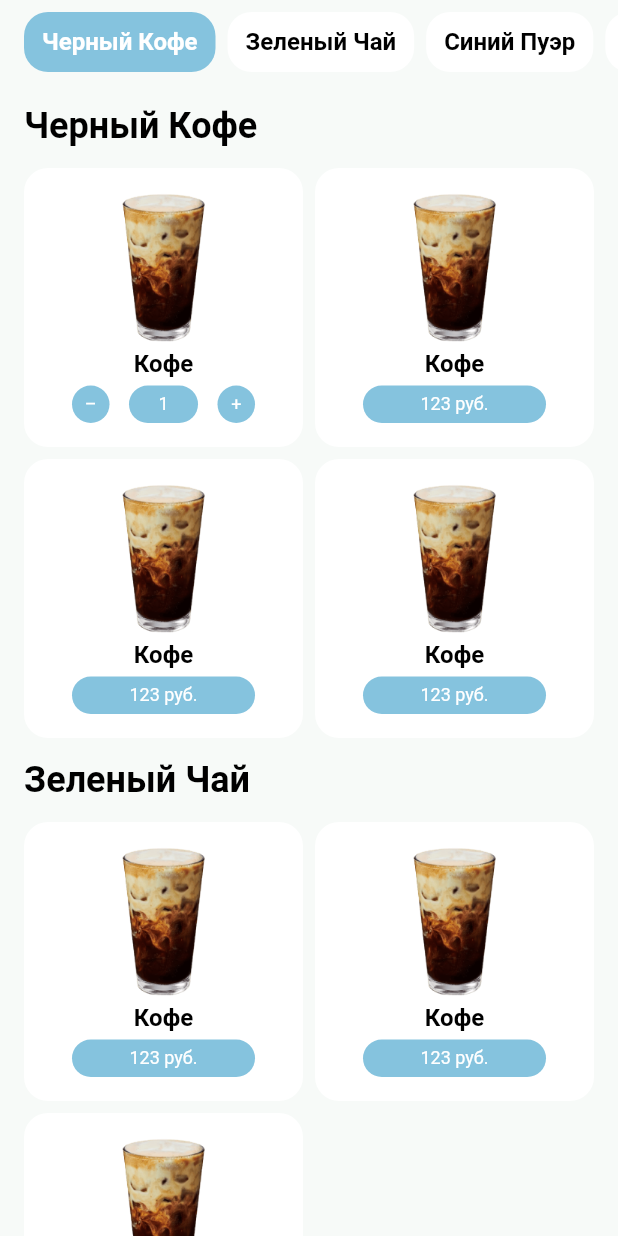
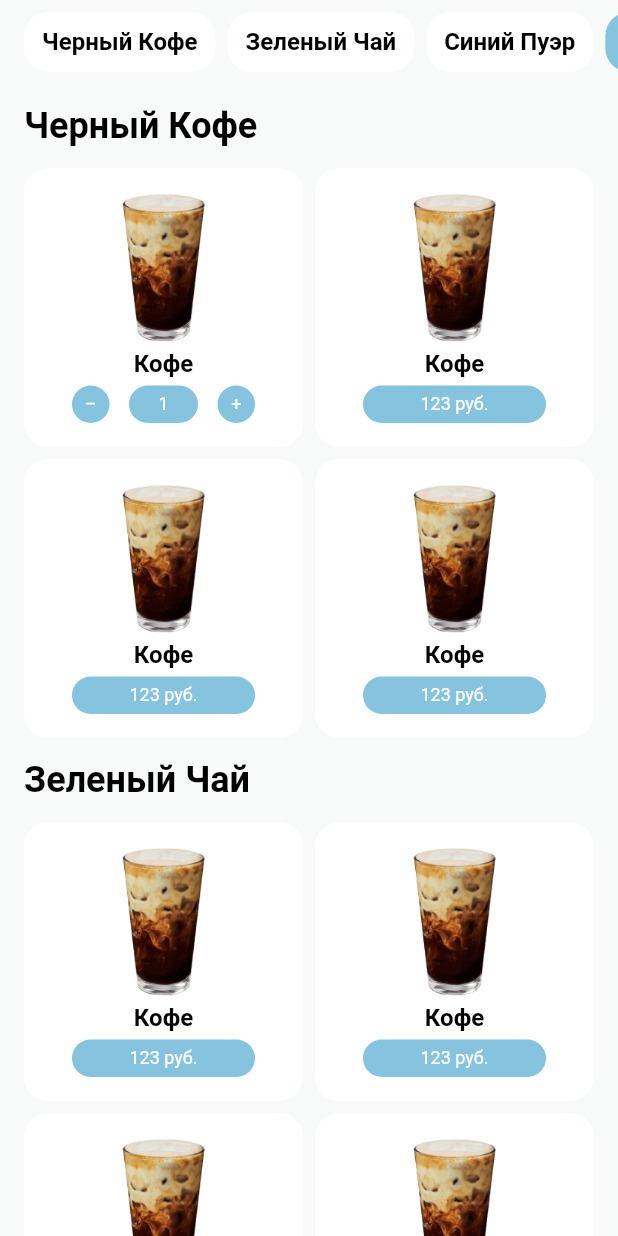
Before and after one commit to 1leary1/flutter_coffe_shop, a Flutter app: the screen it shows after launch, after a tap on an icon or button, on a phone screen of 412 x 824 dp. Run offline on Flutter 3.47's test engine with Material 3 defaults, Android fonts, the phone set to English and light mode, and no system bars; our stand-ins replace visibility_detector.

```diff
--- a/lib/src/features/menu/services/scroll_services.dart
+++ b/lib/src/features/menu/services/scroll_services.dart
@@ -1,3 +1,4 @@
+import 'package:coffe_shop/src/features/menu/view/widgets/category_appbar.dart';
 import 'package:flutter/material.dart';
 
 class ScrollServices {
@@ -11,4 +12,10 @@ class ScrollServices {
       );
     }
   }
+
+  static void scrollToItemOnTap(
+      int index, int selectedCategoryIndex, Categories widget) {
+    selectedCategoryIndex = index;
+    ScrollServices.scrollToItem(widget.model[index]!.verticalKey);
+  }
 }
--- a/lib/src/features/menu/view/menu_screen.dart
+++ b/lib/src/features/menu/view/menu_screen.dart
@@ -1,9 +1,11 @@
 import 'package:coffe_shop/src/features/menu/modeles/category_model.dart';
+import 'package:coffe_shop/src/features/menu/services/scroll_services.dart';
 import 'package:coffe_shop/src/features/menu/view/widgets/category_appbar.dart';
 import 'package:coffe_shop/src/features/menu/view/widgets/drink_card.dart';
 import 'package:coffe_shop/src/theme/app_colors.dart';
 import 'package:coffe_shop/src/theme/image_sources.dart';
 import 'package:flutter/material.dart';
+import 'package:visibility_detector/visibility_detector.dart';
 
 import '../modeles/drink_model.dart';
 
@@ -34,12 +36,18 @@ class _MenuScreenState extends State<MenuScreen> {
           DrinkModel(image: ImageSources.coffe, name: 'Кофе', price: 123),
           DrinkModel(image: ImageSources.coffe, name: 'Кофе', price: 123),
           DrinkModel(image: ImageSources.coffe, name: 'Кофе', price: 123),
+          DrinkModel(image: ImageSources.coffe, name: 'Кофе', price: 123),
+          DrinkModel(image: ImageSources.coffe, name: 'Кофе', price: 123),
+          DrinkModel(image: ImageSources.coffe, name: 'Кофе', price: 123),
         ]),
     CategoryModel(
         horizonalKey: GlobalKey(),
         verticalKey: GlobalKey(),
         title: 'Синий Пуэр',
         drinksList: [
+          DrinkModel(image: ImageSources.coffe, name: 'Кофе', price: 123),
+          DrinkModel(image: ImageSources.coffe, name: 'Кофе', price: 123),
+          DrinkModel(image: ImageSources.coffe, name: 'Кофе', price: 123),
           DrinkModel(image: ImageSources.coffe, name: 'Кофе', price: 123),
           DrinkModel(image: ImageSources.coffe, name: 'Кофе', price: 123),
         ]),
@@ -50,19 +58,73 @@ class _MenuScreenState extends State<MenuScreen> {
         drinksList: [
           DrinkModel(image: ImageSources.coffe, name: 'Кофе', price: 123),
           DrinkModel(image: ImageSources.coffe, name: 'Кофе', price: 123),
+          DrinkModel(image: ImageSources.coffe, name: 'Кофе', price: 123),
+          DrinkModel(image: ImageSources.coffe, name: 'Кофе', price: 123),
+          DrinkModel(image: ImageSources.coffe, name: 'Кофе', price: 123),
         ]),
   ];
 
-  List<Widget> _getSliverWidgets() {
+  late String visibleTitle;
+  var visibility;
+  late List<int> visibleCategoryIndexes;
+  late int selectedCategory;
+
+  @override
+  void initState() {
+    super.initState();
+    visibleCategoryIndexes = [];
+    selectedCategory = 0;
+  }
+
+  _onChangeTitleVisability(var visibilityInfo) {
+    visibleTitle = visibilityInfo.key
+        .toString()
+        .replaceAll("[<'", "")
+        .replaceAll("'>]", "");
+  }
+
+  _horizontalScroll(String visibleTitle, var visibilityInfo) {
+    setState(() {
+      var visiblePercentage = visibilityInfo.visibleFraction;
+
+      for (int i = 0; i < categories.length; i++) {
+        if (visibleTitle == categories[i].title && visiblePercentage == 1.0) {
+          visibleCategoryIndexes.add(i);
+        }
+
+        if (visibleTitle == categories[i].title && visiblePercentage == 0.0) {
+          visibleCategoryIndexes.remove(i);
+        }
+
+        visibleCategoryIndexes.length == 0
+            ? 0
+            : selectedCategory =
+                visibleCategoryIndexes[visibleCategoryIndexes.length - 1];
+        ScrollServices.scrollToItem(categories[selectedCategory].horizonalKey);
+      }
+    });
+  }
+
+  List<Widget> _getSliverWidgets(BuildContext context) {
     List<Widget> slivers = [];
     for (int i = 0; i < categories.length; i++) {
       slivers.add(SliverAppBar(
         key: categories[i].verticalKey,
         titleSpacing: 0,
         backgroundColor: Colors.transparent,
-        title: Text(
-          categories[i].title ?? 'Loading',
-          style: Theme.of(context).textTheme.titleLarge,
+        title: VisibilityDetector(
+          key: Key(categories[i].title),
+          onVisibilityChanged: (visibilityInfo) {
+            VisibilityDetectorController.instance.updateInterval =
+                Durations.short1;
+            var visiblePercentage = visibilityInfo.visibleFraction;
+            _onChangeTitleVisability(visibilityInfo);
+            _horizontalScroll(visibleTitle, visibilityInfo);
+          },
+          child: Text(
+            categories[i].title ?? 'Loading',
+            style: Theme.of(context).textTheme.titleLarge,
+          ),
         ),
       ));
       slivers.add(SliverGrid(
@@ -90,13 +152,19 @@ class _MenuScreenState extends State<MenuScreen> {
       appBar: AppBar(
         titleSpacing: 0,
         backgroundColor: Colors.transparent,
-        title: SizedBox(height: 100, child: Categories(model: categories)),
+        title: SizedBox(
+          height: 100,
+          child: Categories(
+            selectedCategoryIndex: selectedCategory,
+            model: categories,
+          ),
+        ),
       ),
       backgroundColor: AppColors.background,
       body: Padding(
         padding: const EdgeInsets.symmetric(horizontal: 16),
         child: CustomScrollView(
-          slivers: _getSliverWidgets(),
+          slivers: _getSliverWidgets(context),
         ),
       ),
     );
--- a/lib/src/features/menu/view/widgets/category_appbar.dart
+++ b/lib/src/features/menu/view/widgets/category_appbar.dart
@@ -5,20 +5,21 @@ import 'package:flutter/material.dart';
 
 class Categories extends StatefulWidget {
   final List<CategoryModel?> model;
+  late int selectedCategoryIndex;
 
-  const Categories({super.key, required this.model});
+  Categories(
+      {super.key, required this.model, required this.selectedCategoryIndex});
 
   @override
   State<Categories> createState() => _CategoriesState();
 }
 
 class _CategoriesState extends State<Categories> {
-  late int _selectedCategoryIndex = 0;
-
   _onTap(int index) {
     setState(() {
-      _selectedCategoryIndex = index;
+      widget.selectedCategoryIndex = index;
       ScrollServices.scrollToItem(widget.model[index]!.verticalKey);
+      ScrollServices.scrollToItem(widget.model[index]!.horizonalKey);
     });
   }
 
@@ -29,9 +30,9 @@ class _CategoriesState extends State<Categories> {
       itemCount: widget.model.length,
       itemBuilder: ((context, index) {
         return CategoryAppbarItem(
-          horizontalKey: GlobalKey(),
+          horizontalKey: widget.model[index]!.horizonalKey,
           model: widget.model[index],
-          selectedIndex: _selectedCategoryIndex,
+          selectedIndex: widget.selectedCategoryIndex,
           currentIndex: index,
           onTap: () {
             _onTap(index);
--- a/pubspec.yaml
+++ b/pubspec.yaml
@@ -9,6 +9,7 @@ environment:
 dependencies:
   flutter:
     sdk: flutter
+  visibility_detector: ^0.4.0+2
 
 dev_dependencies:
   flutter_test:
```
Also changed, not shown: pubspec.lock.
